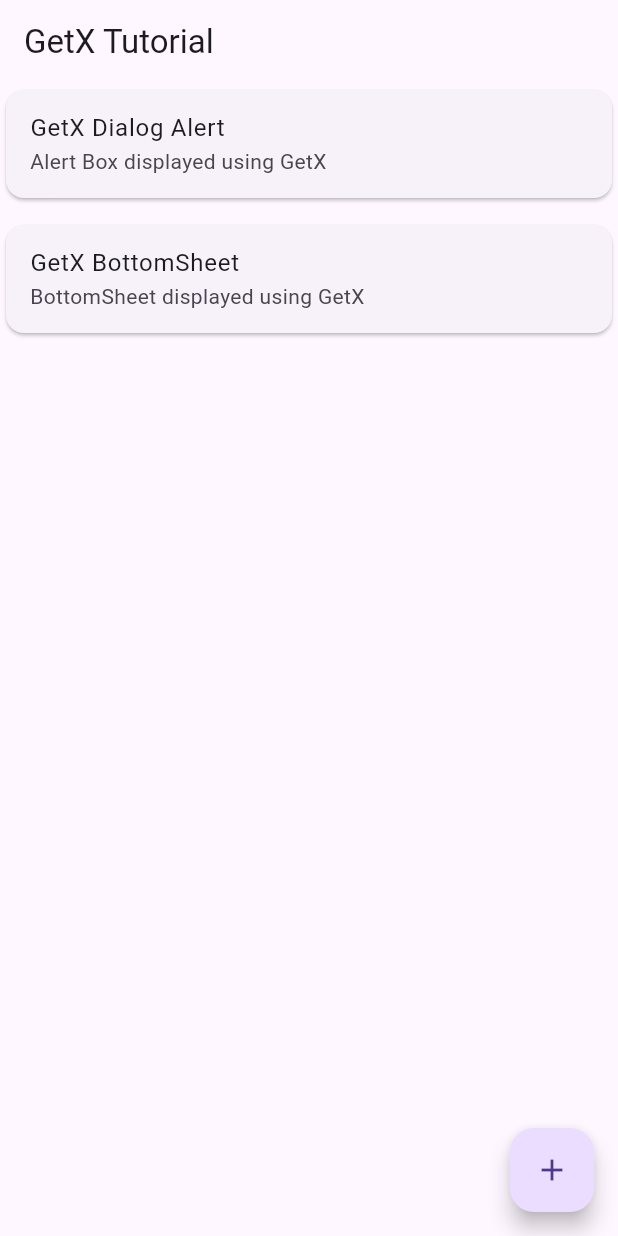
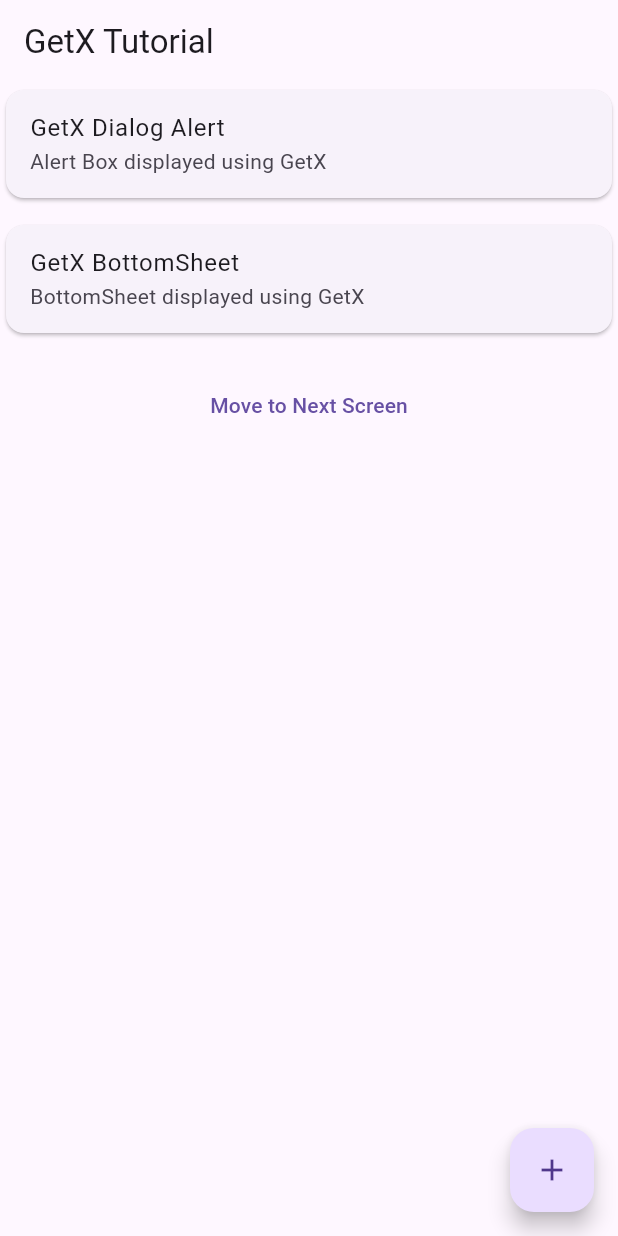
Before and after one commit to asheesh20/tut_getx_app, a Flutter app: the screen it shows after launch, on a phone screen of 412 x 824 dp. Run offline on Flutter 3.47's test engine with Material 3 defaults, Android fonts, the phone set to English and light mode, and no system bars; our stand-ins replace get.

Commit message:
Navigation using GetX and Routes

```diff
--- a/lib/home_screen.dart
+++ b/lib/home_screen.dart
@@ -1,5 +1,6 @@
 import 'package:flutter/material.dart';
 import 'package:get/route_manager.dart';
+import 'package:tut_getx_app/screen_one.dart';
 
 class HomeScreen extends StatefulWidget {
   const HomeScreen({super.key});
@@ -88,6 +89,20 @@
               },
             ),
           ),
+          const SizedBox(
+            height: 20,
+          ),
+          TextButton(
+            onPressed: () {
+              // Navigator.of(context)
+              //     .push(MaterialPageRoute(builder: (context) => ScreenOne()));
+              // Get.to(const ScreenOne(
+              //   name: 'Testing Name',
+              // ));
+              Get.toNamed('/screenOne');
+            },
+            child: const Text('Move to Next Screen'),
+          ),
         ],
       ),
       floatingActionButton: FloatingActionButton(
--- a/lib/main.dart
+++ b/lib/main.dart
@@ -129,6 +129,8 @@
 import 'package:flutter/material.dart';
 import 'package:get/get.dart';
 import 'package:tut_getx_app/home_screen.dart';
+import 'package:tut_getx_app/screen_one.dart';
+import 'package:tut_getx_app/screen_two.dart';
 
 void main() {
   runApp(const MyApp());
@@ -142,6 +144,12 @@
     return GetMaterialApp(
       debugShowCheckedModeBanner: false,
       home: HomeScreen(),
+      // For Routing
+      getPages: [
+        GetPage(name: '/', page: () => HomeScreen()),
+        GetPage(name: '/screenOne', page: () => ScreenOne()),
+        GetPage(name: '/screenTwo', page: () => ScreenTwo()),
+      ],
     );
   }
 }
```
Also changed, not shown: lib/screen_one.dart (added, +51 -0 lines), lib/screen_two.dart (added, +43 -0 lines).
